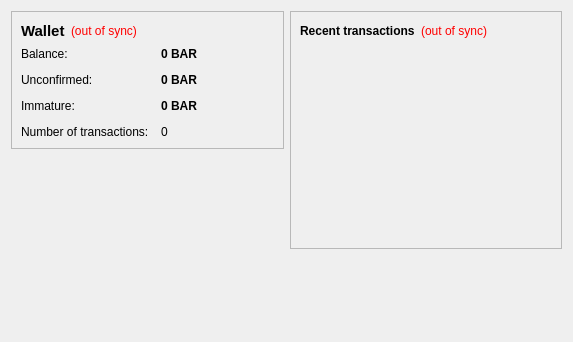
This is src/qt/forms/overviewpage.ui in MrBaconBit/BaconBits as Qt 5 draws it before an edit. The edited form follows.
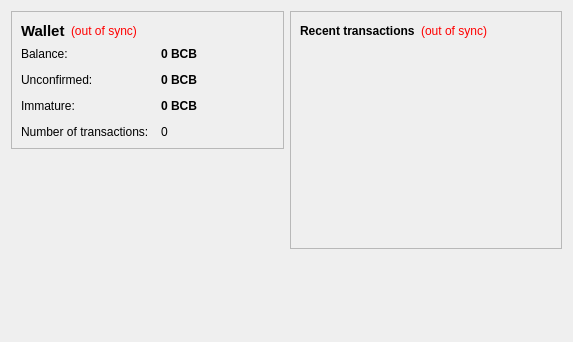
This is the edited form.

The edit to the form file:
```diff
--- a/src/qt/forms/overviewpage.ui
+++ b/src/qt/forms/overviewpage.ui
@@ -105,7 +105,7 @@
              <string>Your current balance</string>
             </property>
             <property name="text">
-             <string notr="true">0 BAR</string>
+             <string notr="true">0 BCB</string>
             </property>
             <property name="textInteractionFlags">
              <set>Qt::LinksAccessibleByMouse|Qt::TextSelectableByKeyboard|Qt::TextSelectableByMouse</set>
@@ -134,7 +134,7 @@
              <string>Total of transactions that have yet to be confirmed, and do not yet count toward the current balance</string>
             </property>
             <property name="text">
-             <string notr="true">0 BAR</string>
+             <string notr="true">0 BCB</string>
             </property>
             <property name="textInteractionFlags">
              <set>Qt::LinksAccessibleByMouse|Qt::TextSelectableByKeyboard|Qt::TextSelectableByMouse</set>
@@ -177,7 +177,7 @@
              <string>Mined balance that has not yet matured</string>
             </property>
             <property name="text">
-             <string notr="true">0 BAR</string>
+             <string notr="true">0 BCB</string>
             </property>
             <property name="textInteractionFlags">
              <set>Qt::LinksAccessibleByMouse|Qt::TextSelectableByKeyboard|Qt::TextSelectableByMouse</set>
```
